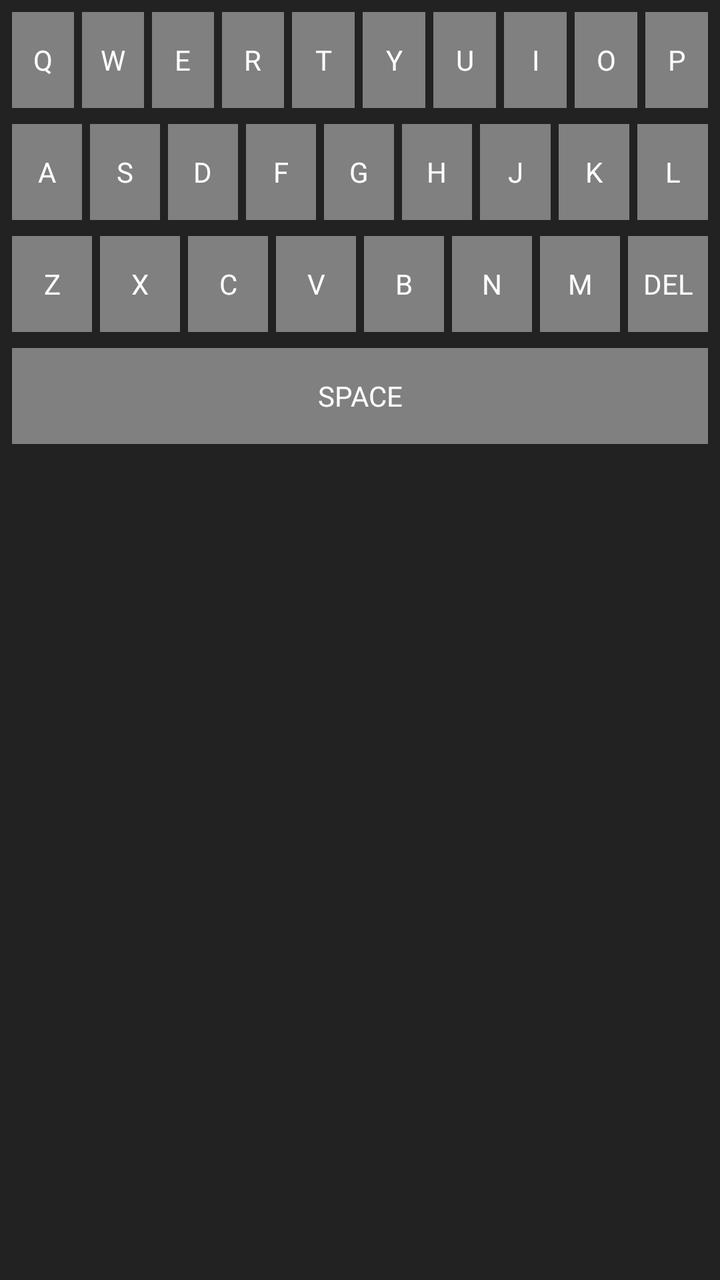
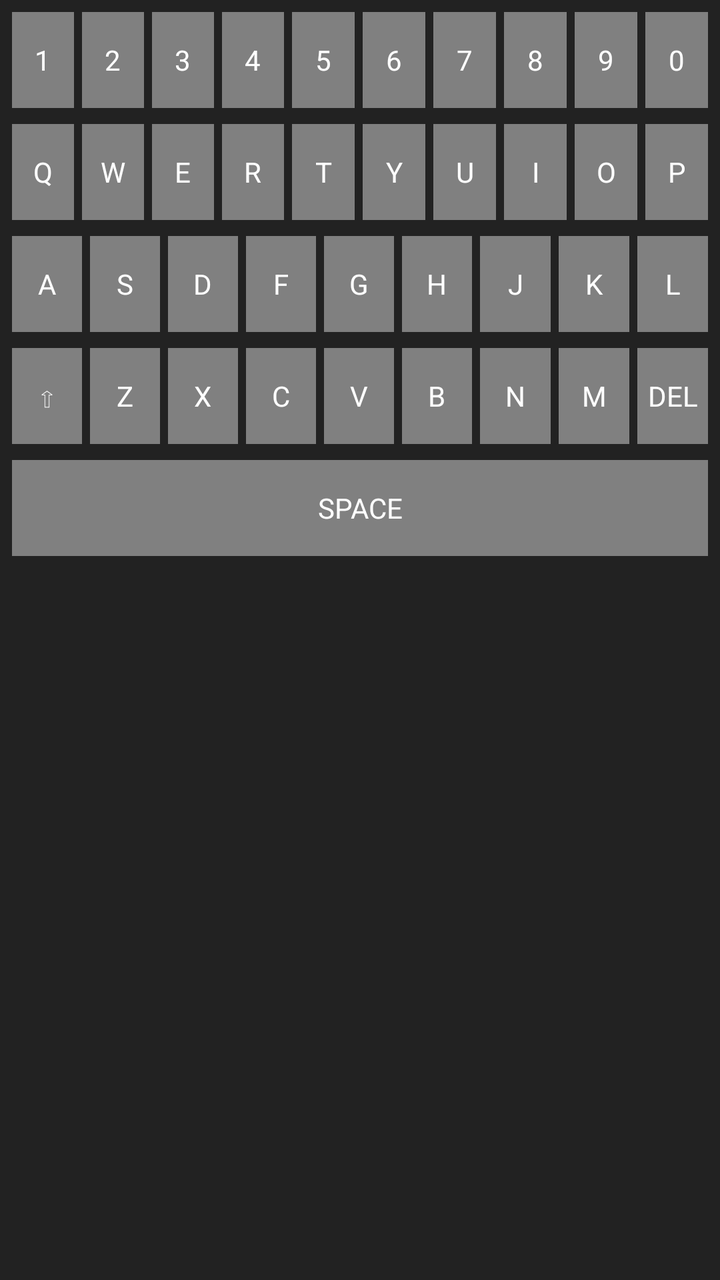

Screens rendered from an Android XML layout before and after an edit, with the pre-edit source and the edit as a unified diff.
<!-- AndroidManifest.xml: application theme Theme.FlashKey -->
<!-- res/layout/keyboard_view.xml -->
<?xml version="1.0" encoding="utf-8"?>
<LinearLayout xmlns:android="http://schemas.android.com/apk/res/android"
    android:orientation="vertical"
    android:layout_width="match_parent"
    android:layout_height="wrap_content"
    android:background="#222222"
    android:padding="4dp">

    
    <LinearLayout
        android:orientation="horizontal"
        android:layout_width="match_parent"
        android:layout_height="wrap_content"
        android:layout_marginBottom="4dp">

        <TextView android:id="@+id/keyQ" style="@style/KeyStyle" android:text="Q"/>
        <TextView android:id="@+id/keyW" style="@style/KeyStyle" android:text="W"/>
        <TextView android:id="@+id/keyE" style="@style/KeyStyle" android:text="E"/>
        <TextView android:id="@+id/keyR" style="@style/KeyStyle" android:text="R"/>
        <TextView android:id="@+id/keyT" style="@style/KeyStyle" android:text="T"/>
        <TextView android:id="@+id/keyY" style="@style/KeyStyle" android:text="Y"/>
        <TextView android:id="@+id/keyU" style="@style/KeyStyle" android:text="U"/>
        <TextView android:id="@+id/keyI" style="@style/KeyStyle" android:text="I"/>
        <TextView android:id="@+id/keyO" style="@style/KeyStyle" android:text="O"/>
        <TextView android:id="@+id/keyP" style="@style/KeyStyle" android:text="P"/>

    </LinearLayout>

    
    <LinearLayout
        android:orientation="horizontal"
        android:layout_width="match_parent"
        android:layout_height="wrap_content"
        android:layout_marginBottom="4dp">

        <TextView android:id="@+id/keyA" style="@style/KeyStyle" android:text="A"/>
        <TextView android:id="@+id/keyS" style="@style/KeyStyle" android:text="S"/>
        <TextView android:id="@+id/keyD" style="@style/KeyStyle" android:text="D"/>
        <TextView android:id="@+id/keyF" style="@style/KeyStyle" android:text="F"/>
        <TextView android:id="@+id/keyG" style="@style/KeyStyle" android:text="G"/>
        <TextView android:id="@+id/keyH" style="@style/KeyStyle" android:text="H"/>
        <TextView android:id="@+id/keyJ" style="@style/KeyStyle" android:text="J"/>
        <TextView android:id="@+id/keyK" style="@style/KeyStyle" android:text="K"/>
        <TextView android:id="@+id/keyL" style="@style/KeyStyle" android:text="L"/>

    </LinearLayout>

    
    <LinearLayout
        android:orientation="horizontal"
        android:layout_width="match_parent"
        android:layout_height="wrap_content"
        android:layout_marginBottom="4dp">

        <TextView android:id="@+id/keyZ" style="@style/KeyStyle" android:text="Z"/>
        <TextView android:id="@+id/keyX" style="@style/KeyStyle" android:text="X"/>
        <TextView android:id="@+id/keyC" style="@style/KeyStyle" android:text="C"/>
        <TextView android:id="@+id/keyV" style="@style/KeyStyle" android:text="V"/>
        <TextView android:id="@+id/keyB" style="@style/KeyStyle" android:text="B"/>
        <TextView android:id="@+id/keyN" style="@style/KeyStyle" android:text="N"/>
        <TextView android:id="@+id/keyM" style="@style/KeyStyle" android:text="M"/>
        <TextView android:id="@+id/keyDel" style="@style/KeyStyle" android:text="DEL"/>

    </LinearLayout>

    
    <LinearLayout
        android:orientation="horizontal"
        android:layout_width="match_parent"
        android:layout_height="wrap_content">

        <TextView android:id="@+id/keySpace" style="@style/KeyStyle" android:text="SPACE"/>

    </LinearLayout>

</LinearLayout>
<!-- resources referenced by this layout -->
<resources>
  <style name="KeyStyle">
          <item name="android:layout_width">0dp</item>
          <item name="android:layout_weight">1</item>
          <item name="android:layout_height">48dp</item>
          <item name="android:gravity">center</item>
          <item name="android:textColor">#FFFFFF</item>
          <item name="android:textSize">14sp</item>
          <item name="android:background">#808080</item>
          <item name="android:layout_margin">2dp</item>
      </style>
  <style name="Theme.FlashKey" parent="Base.Theme.FlashKey" />
  <style name="Base.Theme.FlashKey" parent="Theme.Material3.DayNight.NoActionBar">
          
          
      </style>
</resources>

<!-- the commit's change to res/layout/keyboard_view.xml (unified diff, before → after) -->
@@ -12,7 +12,24 @@
         android:layout_width="match_parent"
         android:layout_height="wrap_content"
         android:layout_marginBottom="4dp">
+        <TextView android:id="@+id/key1" style="@style/KeyStyle" android:text="1"/>
+        <TextView android:id="@+id/key2" style="@style/KeyStyle" android:text="2"/>
+        <TextView android:id="@+id/key3" style="@style/KeyStyle" android:text="3"/>
+        <TextView android:id="@+id/key4" style="@style/KeyStyle" android:text="4"/>
+        <TextView android:id="@+id/key5" style="@style/KeyStyle" android:text="5"/>
+        <TextView android:id="@+id/key6" style="@style/KeyStyle" android:text="6"/>
+        <TextView android:id="@+id/key7" style="@style/KeyStyle" android:text="7"/>
+        <TextView android:id="@+id/key8" style="@style/KeyStyle" android:text="8"/>
+        <TextView android:id="@+id/key9" style="@style/KeyStyle" android:text="9"/>
+        <TextView android:id="@+id/key0" style="@style/KeyStyle" android:text="0"/>
+    </LinearLayout>
 
+    
+    <LinearLayout
+        android:orientation="horizontal"
+        android:layout_width="match_parent"
+        android:layout_height="wrap_content"
+        android:layout_marginBottom="4dp">
         <TextView android:id="@+id/keyQ" style="@style/KeyStyle" android:text="Q"/>
         <TextView android:id="@+id/keyW" style="@style/KeyStyle" android:text="W"/>
         <TextView android:id="@+id/keyE" style="@style/KeyStyle" android:text="E"/>
@@ -23,7 +40,6 @@
         <TextView android:id="@+id/keyI" style="@style/KeyStyle" android:text="I"/>
         <TextView android:id="@+id/keyO" style="@style/KeyStyle" android:text="O"/>
         <TextView android:id="@+id/keyP" style="@style/KeyStyle" android:text="P"/>
-
     </LinearLayout>
 
     
@@ -32,7 +48,6 @@
         android:layout_width="match_parent"
         android:layout_height="wrap_content"
         android:layout_marginBottom="4dp">
-
         <TextView android:id="@+id/keyA" style="@style/KeyStyle" android:text="A"/>
         <TextView android:id="@+id/keyS" style="@style/KeyStyle" android:text="S"/>
         <TextView android:id="@+id/keyD" style="@style/KeyStyle" android:text="D"/>
@@ -42,7 +57,6 @@
         <TextView android:id="@+id/keyJ" style="@style/KeyStyle" android:text="J"/>
         <TextView android:id="@+id/keyK" style="@style/KeyStyle" android:text="K"/>
         <TextView android:id="@+id/keyL" style="@style/KeyStyle" android:text="L"/>
-
     </LinearLayout>
 
     
@@ -51,7 +65,7 @@
         android:layout_width="match_parent"
         android:layout_height="wrap_content"
         android:layout_marginBottom="4dp">
-
+        <TextView android:id="@+id/keyShift" style="@style/KeyStyle" android:text="⇧"/>
         <TextView android:id="@+id/keyZ" style="@style/KeyStyle" android:text="Z"/>
         <TextView android:id="@+id/keyX" style="@style/KeyStyle" android:text="X"/>
         <TextView android:id="@+id/keyC" style="@style/KeyStyle" android:text="C"/>
@@ -60,7 +74,6 @@
         <TextView android:id="@+id/keyN" style="@style/KeyStyle" android:text="N"/>
         <TextView android:id="@+id/keyM" style="@style/KeyStyle" android:text="M"/>
         <TextView android:id="@+id/keyDel" style="@style/KeyStyle" android:text="DEL"/>
-
     </LinearLayout>
 
     
@@ -68,9 +81,7 @@
         android:orientation="horizontal"
         android:layout_width="match_parent"
         android:layout_height="wrap_content">
-
         <TextView android:id="@+id/keySpace" style="@style/KeyStyle" android:text="SPACE"/>
-
     </LinearLayout>
 
 </LinearLayout>
